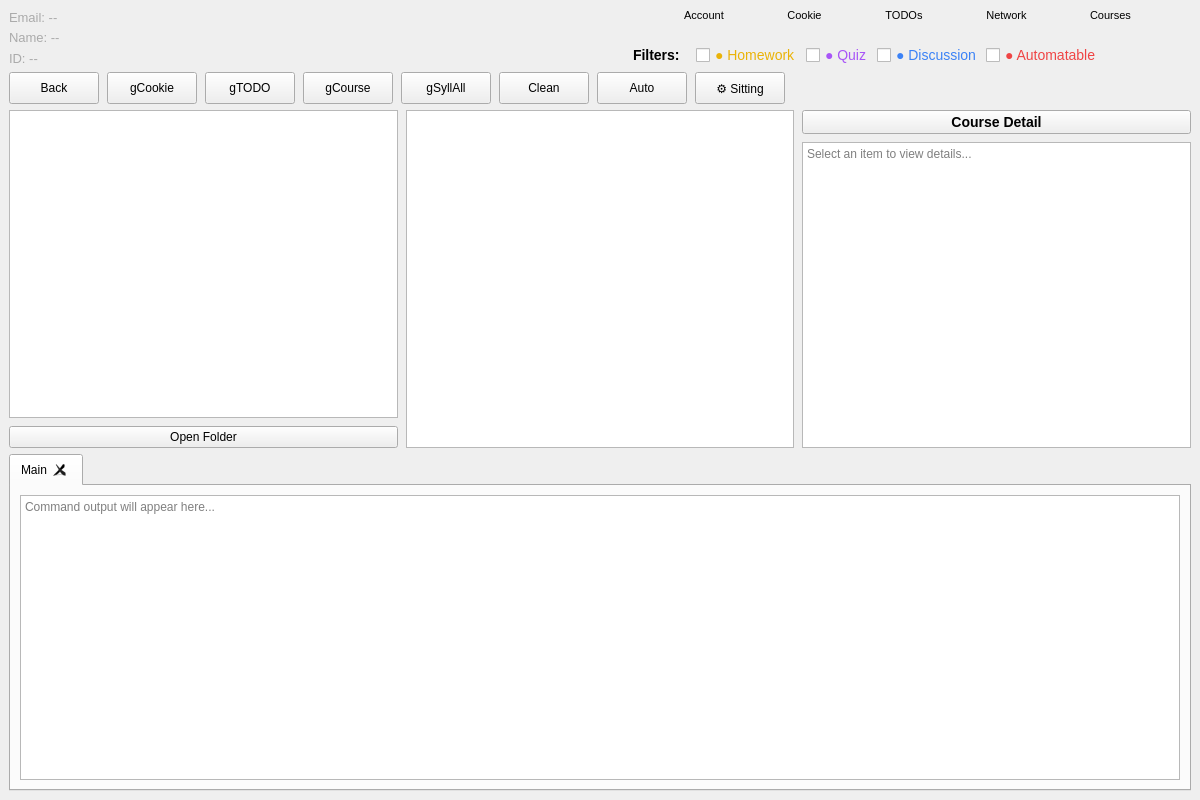
This is gui/ui/main.ui in s1lently/canvas_decon as Qt 5 draws it before an edit. The edited form follows.
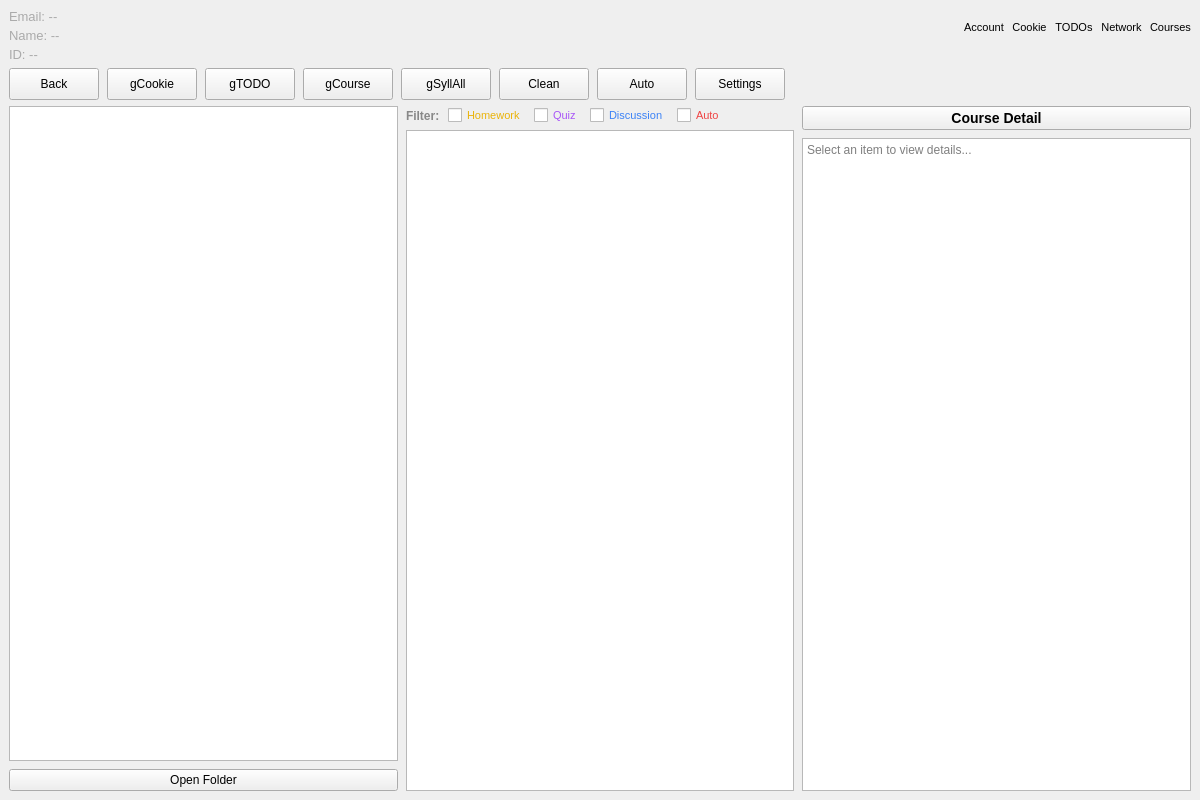
This is the edited form.

Commit message:
Refine AutoDetail UI: compact badges, cards, and tabs
- Badges: thinner (18px), transparent bg, minimal padding
- Info cards: reduce padding/margins/fonts for compact layout
- Tabs: minimalist underline style, better hover states
- Thinking Mode badge: semi-transparent with border

🤖 Generated with [Claude Code](https://claude.com/claude-code)

Diff of the .ui file:
```diff
--- a/gui/ui/main.ui
+++ b/gui/ui/main.ui
@@ -263,76 +263,6 @@
          </item>
         </layout>
        </item>
-       <item>
-        <layout class="QHBoxLayout" name="filterLayout">
-        <property name="spacing">
-         <number>4</number>
-        </property>
-        <item>
-         <widget class="QLabel" name="filterLabel">
-          <property name="text">
-           <string>Filters:</string>
-          </property>
-          <property name="styleSheet">
-           <string>font-size: 14px; font-weight: bold; margin-right: 8px;</string>
-          </property>
-         </widget>
-        </item>
-        <item>
-         <widget class="QCheckBox" name="filterHomework">
-          <property name="text">
-           <string>● Homework</string>
-          </property>
-          <property name="styleSheet">
-           <string>font-size: 14px; color: #eab308;</string>
-          </property>
-         </widget>
-        </item>
-        <item>
-         <widget class="QCheckBox" name="filterQuiz">
-          <property name="text">
-           <string>● Quiz</string>
-          </property>
-          <property name="styleSheet">
-           <string>font-size: 14px; color: #a855f7;</string>
-          </property>
-         </widget>
-        </item>
-        <item>
-         <widget class="QCheckBox" name="filterDiscussion">
-          <property name="text">
-           <string>● Discussion</string>
-          </property>
-          <property name="styleSheet">
-           <string>font-size: 14px; color: #3b82f6;</string>
-          </property>
-         </widget>
-        </item>
-        <item>
-         <widget class="QCheckBox" name="filterAutomatable">
-          <property name="text">
-           <string>● Automatable</string>
-          </property>
-          <property name="styleSheet">
-           <string>font-size: 14px; color: #ef4444;</string>
-          </property>
-         </widget>
-        </item>
-        <item>
-         <spacer name="filterSpacer">
-          <property name="orientation">
-           <enum>Qt::Horizontal</enum>
-          </property>
-          <property name="sizeHint" stdset="0">
-           <size>
-            <width>40</width>
-            <height>20</height>
-           </size>
-          </property>
-         </spacer>
-        </item>
-       </layout>
-       </item>
       </layout>
       </item>
      </layout>
@@ -478,7 +408,7 @@
       <item>
        <widget class="QPushButton" name="sittingBtn">
         <property name="text">
-         <string>⚙️ Sitting</string>
+         <string>Settings</string>
         </property>
         <property name="minimumSize">
          <size>
@@ -539,11 +469,105 @@
        </layout>
       </item>
       <item>
-       <widget class="QListWidget" name="itemList">
-        <property name="minimumWidth">
-         <number>250</number>
+       <layout class="QVBoxLayout" name="itemColumnLayout">
+        <property name="spacing">
+         <number>4</number>
         </property>
-       </widget>
+        <item>
+         <widget class="QWidget" name="filterWidget">
+          <property name="maximumHeight">
+           <number>32</number>
+          </property>
+          <layout class="QHBoxLayout" name="filterLayout">
+           <property name="spacing">
+            <number>8</number>
+           </property>
+           <property name="leftMargin">
+            <number>0</number>
+           </property>
+           <property name="topMargin">
+            <number>0</number>
+           </property>
+           <property name="rightMargin">
+            <number>0</number>
+           </property>
+           <property name="bottomMargin">
+            <number>0</number>
+           </property>
+           <item>
+            <widget class="QLabel" name="filterLabel">
+             <property name="text">
+              <string>Filter:</string>
+             </property>
+             <property name="styleSheet">
+              <string>font-size: 12px; font-weight: 600; color: #888;</string>
+             </property>
+            </widget>
+           </item>
+           <item>
+            <widget class="QCheckBox" name="filterHomework">
+             <property name="text">
+              <string>Homework</string>
+             </property>
+             <property name="styleSheet">
+              <string>font-size: 11px; color: #eab308;</string>
+             </property>
+            </widget>
+           </item>
+           <item>
+            <widget class="QCheckBox" name="filterQuiz">
+             <property name="text">
+              <string>Quiz</string>
+             </property>
+             <property name="styleSheet">
+              <string>font-size: 11px; color: #a855f7;</string>
+             </property>
+            </widget>
+           </item>
+           <item>
+            <widget class="QCheckBox" name="filterDiscussion">
+             <property name="text">
+              <string>Discussion</string>
+             </property>
+             <property name="styleSheet">
+              <string>font-size: 11px; color: #3b82f6;</string>
+             </property>
+            </widget>
+           </item>
+           <item>
+            <widget class="QCheckBox" name="filterAutomatable">
+             <property name="text">
+              <string>Auto</string>
+             </property>
+             <property name="styleSheet">
+              <string>font-size: 11px; color: #ef4444;</string>
+             </property>
+            </widget>
+           </item>
+           <item>
+            <spacer name="filterSpacer">
+             <property name="orientation">
+              <enum>Qt::Horizontal</enum>
+             </property>
+             <property name="sizeHint" stdset="0">
+              <size>
+               <width>20</width>
+               <height>20</height>
+              </size>
+             </property>
+            </spacer>
+           </item>
+          </layout>
+         </widget>
+        </item>
+        <item>
+         <widget class="QListWidget" name="itemList">
+          <property name="minimumWidth">
+           <number>250</number>
+          </property>
+         </widget>
+        </item>
+       </layout>
       </item>
       <item>
        <layout class="QVBoxLayout" name="detailColumnLayout">
@@ -574,33 +598,6 @@
       </item>
      </layout>
     </item>
-    <item>
-     <widget class="QTabWidget" name="consoleTabWidget">
-      <property name="minimumHeight">
-       <number>200</number>
-      </property>
-      <property name="tabsClosable">
-       <bool>true</bool>
-      </property>
-      <widget class="QWidget" name="defaultTab">
-       <attribute name="title">
-        <string>Main</string>
-       </attribute>
-       <layout class="QVBoxLayout" name="defaultTabLayout">
-        <item>
-         <widget class="QTextEdit" name="consoleOutput">
-          <property name="readOnly">
-           <bool>true</bool>
-          </property>
-          <property name="placeholderText">
-           <string>Command output will appear here...</string>
-          </property>
-         </widget>
-        </item>
-       </layout>
-      </widget>
-     </widget>
-    </item>
    </layout>
   </widget>
  </widget>
```
The commit also changes 10 other files.
